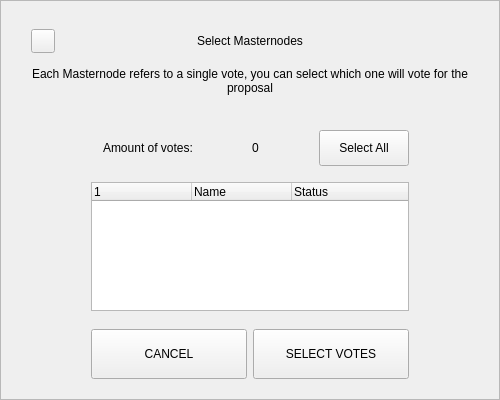
Above: src/qt/pivx/forms/mnselectiondialog.ui from SOLARI-Project/SOLARI before the change. Below: the same form after it.
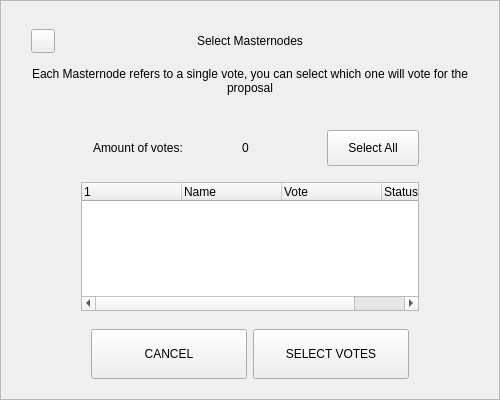
That is the form after the change.

Commit message: GUI: Vote for proposal, add previous votes information in the voters' selection dialog.

The edit to the form file:
```diff
--- a/src/qt/pivx/forms/mnselectiondialog.ui
+++ b/src/qt/pivx/forms/mnselectiondialog.ui
@@ -181,13 +181,13 @@
           <number>0</number>
          </property>
          <property name="leftMargin">
-          <number>60</number>
+          <number>50</number>
          </property>
          <property name="topMargin">
           <number>0</number>
          </property>
          <property name="rightMargin">
-          <number>60</number>
+          <number>50</number>
          </property>
          <property name="bottomMargin">
           <number>0</number>
@@ -286,7 +286,7 @@
              <widget class="QPushButton" name="btnSelectAll">
               <property name="minimumSize">
                <size>
-                <width>90</width>
+                <width>92</width>
                 <height>36</height>
                </size>
               </property>
@@ -319,10 +319,10 @@
       <item>
        <layout class="QHBoxLayout" name="horizontalLayout_6">
         <property name="leftMargin">
-         <number>60</number>
+         <number>50</number>
         </property>
         <property name="rightMargin">
-         <number>60</number>
+         <number>50</number>
         </property>
         <item>
          <widget class="QTreeWidget" name="treeWidget">
@@ -342,6 +342,11 @@
             <string>Name</string>
            </property>
           </column>
+          <column>
+           <property name="text">
+            <string>Vote</string>
+           </property>
+          </column>
           <column>
            <property name="text">
             <string>Status</string>
```
The commit also changes 2 other files.
